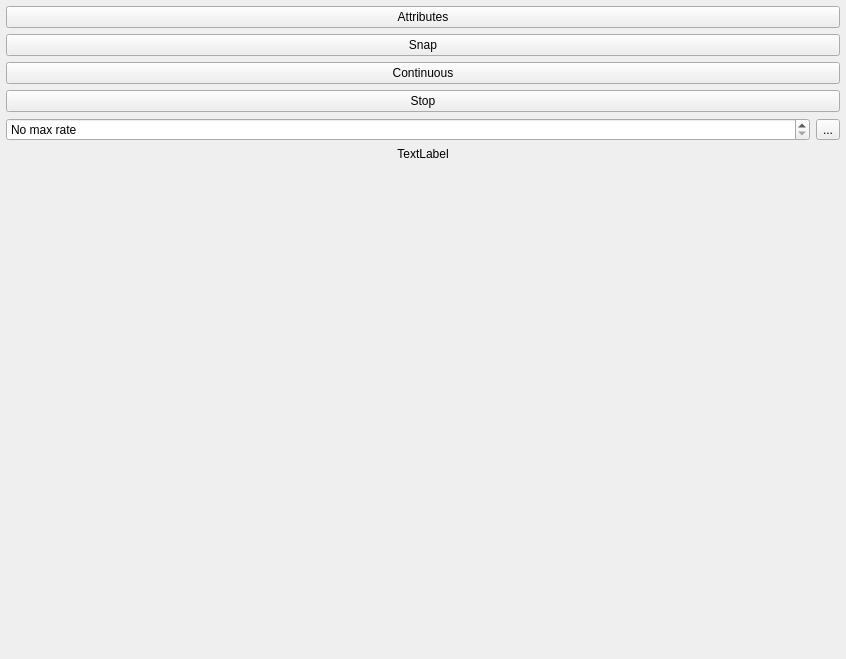
The window that labscript_devices/TriggerableCamera/blacs_tab.ui (spielman-group/labscript-devices) describes before a commit, drawn with Qt 5.
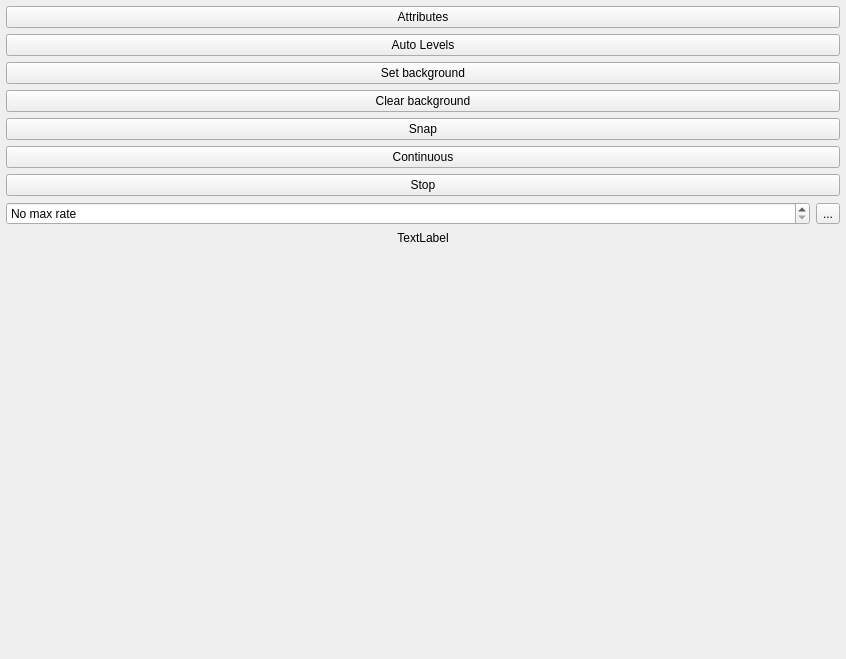
The same window after the commit. Icons and pictures are not drawn.

Commit message:
Camera tab: autolevels, a background subtracted from the displayed image, and the view saved and restored
Every camera's tab gains an Auto Levels button, Set and Clear background
buttons, which change the display only, and keeps its image's zoom, pan
and levels across a restart of BLACS.

From upstream 31b94c9 and 70515a0 (#87), and de47f7f, b61e878 and 5613c40 (#63).

Diff of the .ui file:
```diff
--- a/labscript_devices/TriggerableCamera/blacs_tab.ui
+++ b/labscript_devices/TriggerableCamera/blacs_tab.ui
@@ -44,6 +44,51 @@
          </property>
         </widget>
        </item>
+       <item>
+        <widget class="QPushButton" name="pushButtonAutoLevels">
+         <property name="toolTip">
+          <string>Auto scale image levels and histogram range</string>
+         </property>
+         <property name="text">
+          <string>Auto Levels</string>
+         </property>
+         <property name="icon">
+          <iconset>
+           <normaloff>:/qtutils/fugue/gradient.png</normaloff>:/qtutils/fugue/gradient.png</iconset>
+         </property>
+         <property name="checkable">
+          <bool>true</bool>
+         </property>
+        </widget>
+       </item>
+       <item>
+        <widget class="QPushButton" name="pushButton_set_bg">
+         <property name="toolTip">
+          <string>Set the current image as the background, which is subtracted from displayed images. This affects the display only, not the images saved to shot files.</string>
+         </property>
+         <property name="text">
+          <string>Set background</string>
+         </property>
+         <property name="icon">
+          <iconset>
+           <normaloff>:/qtutils/fugue/image--plus.png</normaloff>:/qtutils/fugue/image--plus.png</iconset>
+         </property>
+        </widget>
+       </item>
+       <item>
+        <widget class="QPushButton" name="pushButton_clear_bg">
+         <property name="toolTip">
+          <string>Clear the background image</string>
+         </property>
+         <property name="text">
+          <string>Clear background</string>
+         </property>
+         <property name="icon">
+          <iconset>
+           <normaloff>:/qtutils/fugue/image--minus.png</normaloff>:/qtutils/fugue/image--minus.png</iconset>
+         </property>
+        </widget>
+       </item>
        <item>
         <widget class="QPushButton" name="pushButton_snap">
          <property name="toolTip">
```
The commit also changes 1 other file.
